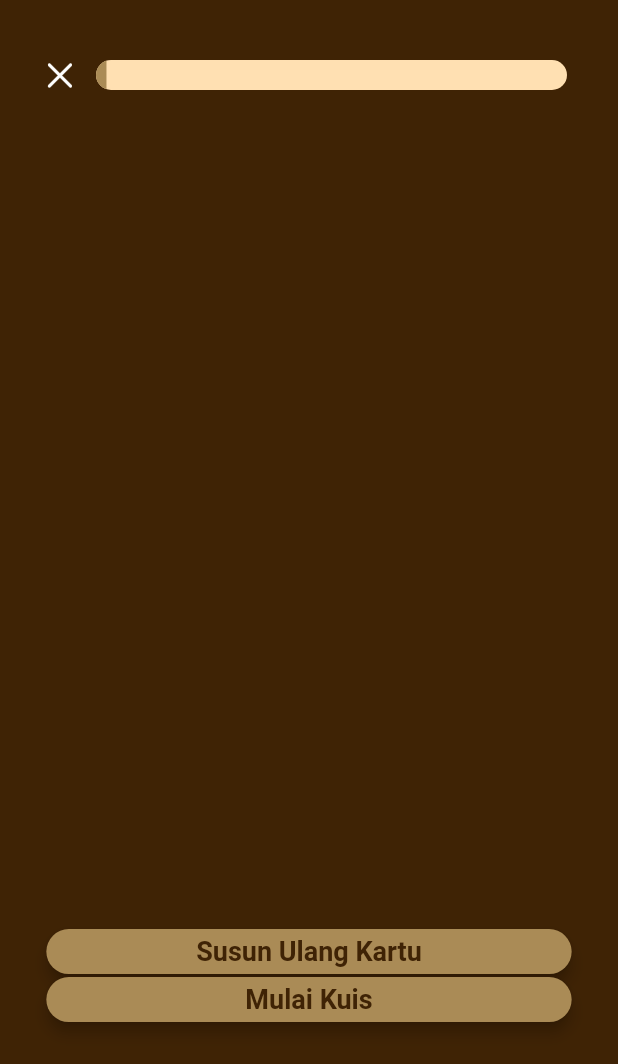
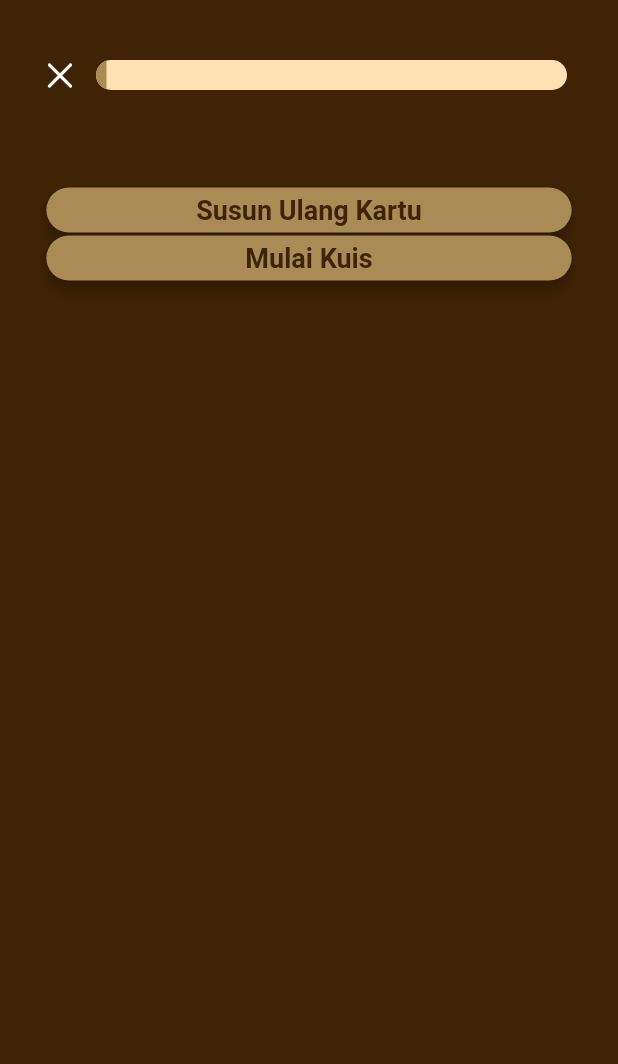
Before and after one commit to whdhdyt21/CulTour-SEMAR, a Flutter app: the NewCard screen opened directly with empty values, on a phone screen of 412 x 824 dp. Shown: the top 1064 px of the screen. Run offline on Flutter 3.47's test engine with Material 2 defaults, Android fonts, the phone set to English and light mode, and no system bars; drawn by our look-alikes of appinio_swiper; our stand-ins replace cached_network_image, flip_card, flutter_rating_bar, flutter_svg, fluttertoast, font_awesome_flutter; missing offline and left inert: qr_code_scanner; Roboto replaces fonts that are missing (Source Serif Pro).

Commit message:
Revisi nama cultour guide menjadi cultour semar

```diff
--- a/lib/presentation/go_explore_screen/go_explore_screen.dart
+++ b/lib/presentation/go_explore_screen/go_explore_screen.dart
@@ -8,7 +8,6 @@ import 'package:cultour/widgets/custom_elevated_button.dart';
 import 'package:cultour/widgets/custom_rating_bar.dart';
 import 'package:flutter/material.dart';
 import 'package:url_launcher/url_launcher.dart';
-
 
 // ignore: must_be_immutable
 class GoExploreScreen extends StatelessWidget {
@@ -71,7 +70,7 @@ class GoExploreScreen extends StatelessWidget {
         ),
       ),
       title: AppbarTitle(
-        text: "CulTour",
+        text: "CulTour\nSemar",
         margin: EdgeInsets.only(
           left: 0.h,
           top: 24.v,
@@ -80,8 +79,7 @@ class GoExploreScreen extends StatelessWidget {
       actions: [
         AppbarTrailingImage(
           imagePath: ImageConstant.imgTwemojiFlagIndonesia,
-          margin: EdgeInsets.fromLTRB
-            (0.h, 24.v, 37.h, 0.v),
+          margin: EdgeInsets.fromLTRB(0.h, 24.v, 37.h, 0.v),
         ),
       ],
     );
--- a/lib/presentation/guide_container_page/guide_container_page.dart
+++ b/lib/presentation/guide_container_page/guide_container_page.dart
@@ -46,7 +46,6 @@ Widget build(BuildContext context) {
     );
   }
 
-
   /// Section Widget
   PreferredSizeWidget _buildAppBar(BuildContext context) {
     return CustomAppBar(
@@ -60,7 +59,7 @@ Widget build(BuildContext context) {
         ),
       ),
       title: AppbarTitle(
-        text: "CulTour",
+        text: "CulTour\nSemar",
         margin: EdgeInsets.only(
           left: 0.h,
           top: 24.v,
@@ -69,8 +68,7 @@ Widget build(BuildContext context) {
       actions: [
         AppbarTrailingImage(
           imagePath: ImageConstant.imgTwemojiFlagIndonesia,
-          margin: EdgeInsets.fromLTRB
-            (0.h, 24.v, 37.h, 0.v),
+          margin: EdgeInsets.fromLTRB(0.h, 24.v, 37.h, 0.v),
         ),
       ],
     );
--- a/lib/presentation/open_screen/open_screen.dart
+++ b/lib/presentation/open_screen/open_screen.dart
@@ -23,7 +23,7 @@ class OpenScreen extends StatelessWidget {
                             alignment: Alignment.centerRight,
                             child: Padding(
                                 padding: EdgeInsets.only(right: 25.h),
-                                child: Text("CulTour",
+                                child: Text("CulTour Semar",
                                     style: CustomTextStyles.headlineLarge_1))),
                         Container(
                           margin: const EdgeInsets.only(top: 0),
--- a/lib/presentation/register_screen/register_screen.dart
+++ b/lib/presentation/register_screen/register_screen.dart
@@ -13,8 +13,7 @@ class RegisterScreen extends StatelessWidget {
   TextEditingController emailEditTextController = TextEditingController();
   TextEditingController logomapsOneEditTextController2 =
       TextEditingController();
-  TextEditingController twentyEightEditTextController =
-      TextEditingController();
+  TextEditingController twentyEightEditTextController = TextEditingController();
 
   final GlobalKey<FormState> _formKey = GlobalKey<FormState>();
 
@@ -48,7 +47,7 @@ class RegisterScreen extends StatelessWidget {
                     child: Image.asset("assets/dash.png"),
                   ),
                   Text(
-                    "CulTour",
+                    "CulTour Semar",
                     style: CustomTextStyles.titleMediumSourceSerifProPrimary,
                   ),
                   SizedBox(height: 10.v),
--- a/lib/views/flashcard_screen.dart
+++ b/lib/views/flashcard_screen.dart
@@ -1,3 +1,4 @@
+// import 'package:appinio_swiper/appinio_swiper.dart';
 import 'package:appinio_swiper/appinio_swiper.dart';
 import 'package:cultour/views/quiz_screen.dart';
 import 'package:cultour/widgets/flash_card_widget.dart';
@@ -61,38 +62,37 @@ class _NewCardState extends State<NewCard> {
                       ),
                     ),
                     MyProgressIndicator(
-                      questionlenght: randomQuestions,
-                      optionsList: randomOptions,
-                      topicType: widget.topicName,
-                      color: cardColor
-                    ),
+                        questionlenght: randomQuestions,
+                        optionsList: randomOptions,
+                        topicType: widget.topicName,
+                        color: cardColor),
                   ],
                 ),
               ),
-              SizedBox(
-                width: MediaQuery.of(context).size.width * 0.92,
-                height: MediaQuery.of(context).size.height * 0.60,
-                child: AppinioSwiper(
-                  padding: const EdgeInsets.all(10),
-                  loop: true,
-                  backgroundCardsCount: 2,
-                  swipeOptions: const AppinioSwipeOptions.all(),
-                  unlimitedUnswipe: true,
-                  controller: controller,
-                  cardsCount: randomQuestions.length,
-                  cardsBuilder: (BuildContext context, int index) {
-                    var cardIndex = randomQuestions[index];
-                    return FlipCardsWidget(
-                      bgColor: cardColor,
-                      cardsLenght: randomQuestions.length,
-                      currentIndex: index + 1,
-                      answer: cardIndex.correctAnswer.text,
-                      question: cardIndex.text,
-                      currentTopic: widget.topicName,
-                    );
-                  },
-                ),
-              ),
+              // SizedBox(
+              //   width: MediaQuery.of(context).size.width * 0.92,
+              //   height: MediaQuery.of(context).size.height * 0.60,
+              //   child: AppinioSwiper(
+              //     padding: const EdgeInsets.all(10),
+              //     loop: true,
+              //     backgroundCardsCount: 2,
+              //     swipeOptions: const AppinioSwipeOptions.all(),
+              //     unlimitedUnswipe: true,
+              //     controller: controller,
+              //     cardsCount: randomQuestions.length,
+              //     cardsBuilder: (BuildContext context, int index) {
+              //       var cardIndex = randomQuestions[index];
+              //       return FlipCardsWidget(
+              //         bgColor: cardColor,
+              //         cardsLenght: randomQuestions.length,
+              //         currentIndex: index + 1,
+              //         answer: cardIndex.correctAnswer.text,
+              //         question: cardIndex.text,
+              //         currentTopic: widget.topicName,
+              //       );
+              //     },
+              //   ),
+              // ),
               const SizedBox(
                 height: 50,
               ),
```
Also changed, not shown: lib/bottom_bar.dart (+6 -6 lines), lib/presentation/register_one_screen/register_one_screen.dart (+37 -9 lines), lib/presentation/undevelop/under_development.dart (+1 -8 lines). Lines whose indentation alone changed are shown as unchanged.
